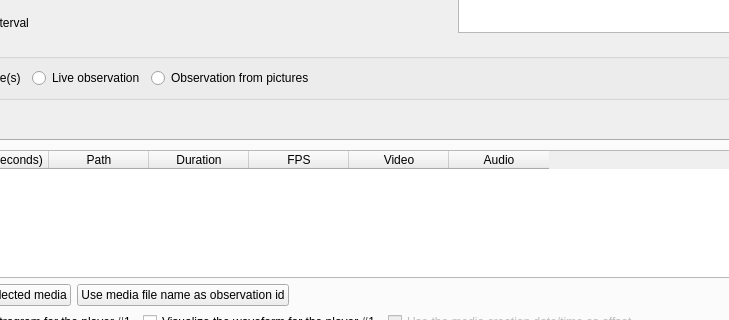
Before: the Qt Designer form boris/observation.ui in olivierfriard/BORIS, drawn with Qt 5; both pictures show x 183 to 912 and y 231 to 551 of the 1278 by 677 pixel window.
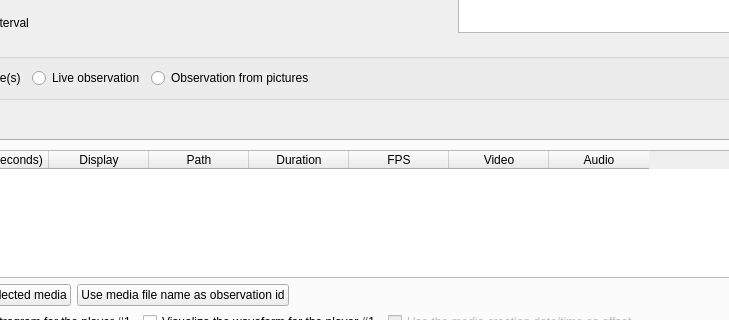
After: the same form once the commit is applied.

Diff of the .ui file:
```diff
--- a/boris/observation.ui
+++ b/boris/observation.ui
@@ -271,6 +271,11 @@
                  <string>Offset (seconds)</string>
                 </property>
                </column>
+               <column>
+                <property name="text">
+                 <string>Display</string>
+                </property>
+               </column>
                <column>
                 <property name="text">
                  <string>Path</string>
```
